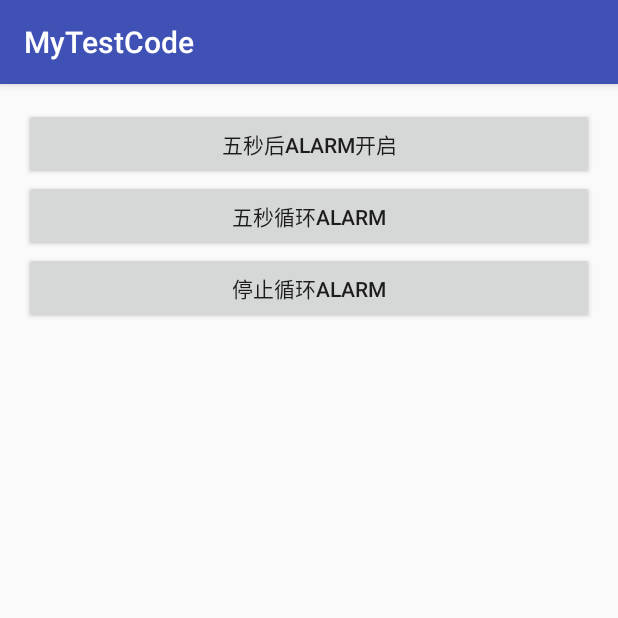
After one commit to xiaogui5910/MyTestCode, an Android app: the AlarmManagerActivity screen opened directly, with no data from a screen before it, on a phone screen of 412 x 824 dp, the top half of it. The commit adds this screen. Run offline under Robolectric (Android 15) with nearby library versions, the phone set to English and light mode, and no system bars; our stand-ins replace ButterKnife.

Commit message:
初次提交

```diff
--- /dev/null
+++ b/app/src/main/res/layout/activity_alarm_manager.xml
@@ -0,0 +1,31 @@
+<?xml version="1.0" encoding="utf-8"?>
+<LinearLayout
+    xmlns:android="http://schemas.android.com/apk/res/android"
+    xmlns:tools="http://schemas.android.com/tools"
+    android:id="@+id/activity_alarm_manager"
+    android:layout_width="match_parent"
+    android:layout_height="match_parent"
+    android:paddingBottom="@dimen/activity_vertical_margin"
+    android:paddingLeft="@dimen/activity_horizontal_margin"
+    android:paddingRight="@dimen/activity_horizontal_margin"
+    android:paddingTop="@dimen/activity_vertical_margin"
+    android:orientation="vertical"
+    tools:context="com.example.lenovo.mytestcode.activity.AlarmManagerActivity">
+
+    <Button
+        android:id="@+id/bt_start_once"
+        android:layout_width="match_parent"
+        android:layout_height="wrap_content"
+        android:text="五秒后alarm开启"/>
+    <Button
+        android:id="@+id/bt_start_cycle"
+        android:layout_width="match_parent"
+        android:layout_height="wrap_content"
+        android:text="五秒循环alarm"/>
+    <Button
+        android:id="@+id/bt_stop_cycle"
+        android:layout_width="match_parent"
+        android:layout_height="wrap_content"
+        android:text="停止循环alarm"/>
+
+</LinearLayout>
--- a/app/src/main/res/layout/activity_test1.xml
+++ b/app/src/main/res/layout/activity_test1.xml
@@ -9,7 +9,7 @@
     android:paddingLeft="@dimen/activity_horizontal_margin"
     android:paddingRight="@dimen/activity_horizontal_margin"
     android:paddingTop="@dimen/activity_vertical_margin"
-    tools:context="com.example.lenovo.mytestcode.activity.Test1Activity">
+    tools:context="com.example.lenovo.mytestcode.activity.RecyclerViewActivity">
     <android.support.v7.widget.RecyclerView
         android:id="@+id/rv_test1"
         android:layout_width="match_parent"
```
Also changed, not shown: app/src/main/AndroidManifest.xml (+30 -18 lines), app/src/main/java/com/example/lenovo/mytestcode/activity/AlarmManagerActivity.java (added, +98 -0 lines), app/src/main/java/com/example/lenovo/mytestcode/activity/MainActivity.java (+78 -13 lines), app/src/main/java/com/example/lenovo/mytestcode/activity/RecyclerViewActivity.java (renamed from app/src/main/java/com/example/lenovo/mytestcode/activity/Test1Activity.java, +5 -5 lines), app/src/main/java/com/example/lenovo/mytestcode/receiver/AlarmReceiver.java (added, +22 -0 lines), app/src/main/res/layout/activity_main.xml (+66 -7 lines), app/src/main/res/values/styles.xml (+14 -0 lines), app/src/main/res/drawable/enter.png (added).
